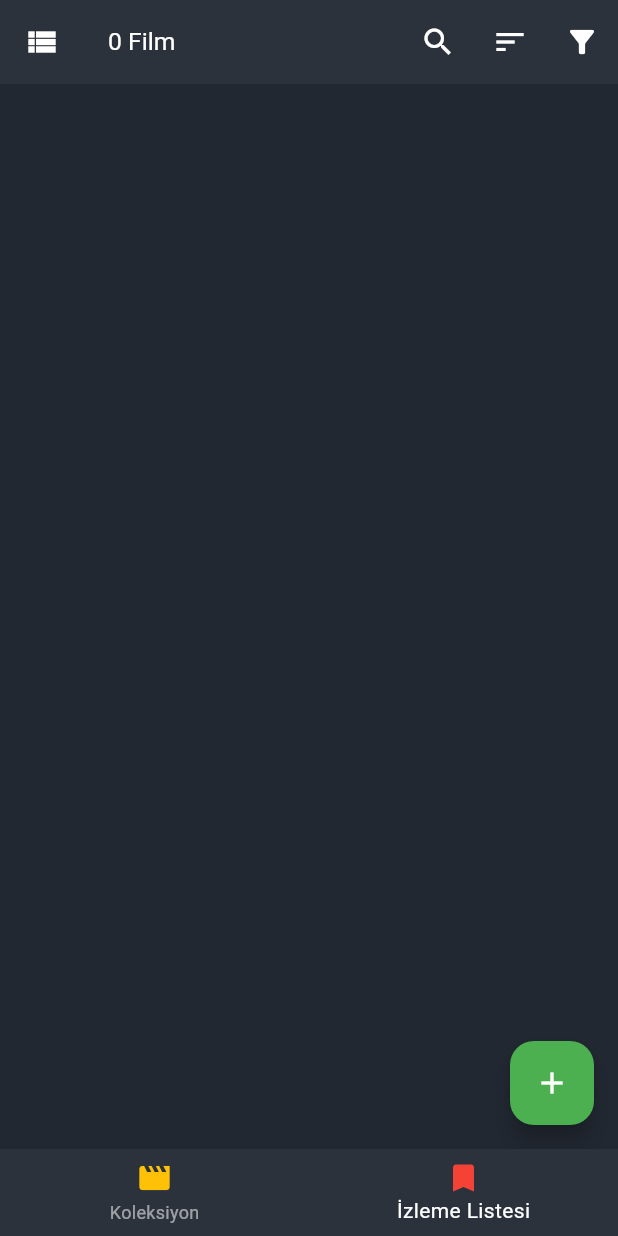
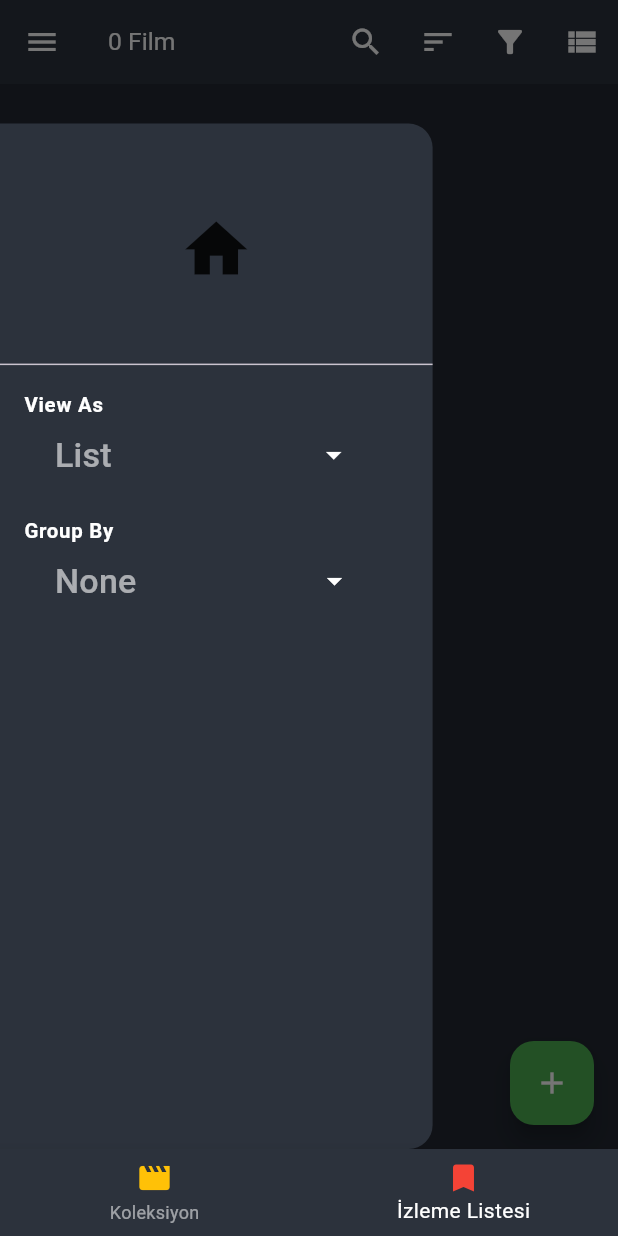
Before and after one commit to MertAliUzun/movie_collections_mobile, a Flutter app: the screen it shows after launch, item 2 of the bottom bar chosen, with the side drawer open (before the commit the screen has no drawer), on a phone screen of 412 x 824 dp. Run offline on Flutter 3.47's test engine with Material 3 defaults, Android fonts, the phone set to English and light mode, and no system bars; our stand-ins replace flutter_dotenv, flutter_rating_bar, image_picker, shared_preferences, supabase_flutter; missing offline and left inert: cloudinary_public, country_flags; accounts and stored records are empty.

Commit message:
v 3.5 (created drawer and added view as and group by)

```diff
--- a/lib/screens/wishlist_screen.dart
+++ b/lib/screens/wishlist_screen.dart
@@ -25,6 +25,7 @@ class _WishlistScreenState extends State<WishlistScreen> {
   bool _isSearching = false; // Track if searching
   final TextEditingController _searchController = TextEditingController();
   String _viewType = 'List'; // Default view type
+  String _groupByText = 'None';
   bool _groupByDirector = false; // Track if grouping by director
   bool _groupByGenre = false; // Track if grouping by genre
   bool _groupBy = false;
@@ -138,6 +139,7 @@ class _WishlistScreenState extends State<WishlistScreen> {
 
   void _toggleGroupBy(String value) {
     setState(() {
+      _groupByText = value;
       if (value == 'Director') {
         _groupByDirector = true;
         _groupByGenre = false; // Reset genre grouping
@@ -170,20 +172,7 @@ class _WishlistScreenState extends State<WishlistScreen> {
       backgroundColor: const Color.fromARGB(255, 34, 40, 50),
       appBar: AppBar(
         backgroundColor: const Color.fromARGB(255, 44, 50, 60),
-        leading: !_isSearching ?
-          PopupMenuButton<String>(
-            icon: const Icon(Icons.view_list, color: Colors.white),
-            onSelected: _changeViewType,
-            color: Color.fromARGB(255, 44, 50, 60),
-            itemBuilder: (BuildContext context) {
-              return {'List', 'List(Small)', 'Card', 'Poster'}.map((String choice) {
-                return PopupMenuItem<String>(
-                  value: choice,
-                  child: Text(choice, style: TextStyle(color: Colors.white),),
-                );
-              }).toList();
-            },
-          ) : null,
+        iconTheme: IconThemeData(color: Colors.white),
         title: !_isSearching
         ? Text('${_movies.length} Film', style: TextStyle(color: Colors.white, fontSize: screenWidth * 0.04 ),)
         : SizedBox(
@@ -231,7 +220,116 @@ class _WishlistScreenState extends State<WishlistScreen> {
               }).toList();
             },
           ),
+          if(!_isSearching)
+          PopupMenuButton<String>(
+            icon: const Icon(Icons.view_list, color: Colors.white),
+            onSelected: _changeViewType,
+            color: Color.fromARGB(255, 44, 50, 60),
+            itemBuilder: (BuildContext context) {
+              return {'List', 'List(Small)', 'Card', 'Poster'}.map((String choice) {
+                return PopupMenuItem<String>(
+                  value: choice,
+                  child: Text(choice, style: TextStyle(color: Colors.white),),
+                );
+              }).toList();
+            },
+          ),
         ],
+      ),
+      drawer: Container(
+        padding: EdgeInsets.only(top: screenHeight *0.1),
+        width: screenWidth * 0.7,
+        child: Drawer(
+          backgroundColor: Color.fromARGB(255, 44, 50, 60),
+          child: ListView(
+            children: [
+              DrawerHeader(child: Icon(Icons.home, size: 50)),
+              ListTile(
+                title: Column(
+                  crossAxisAlignment: CrossAxisAlignment.start,
+                  children: [
+                    Text('View As', style: TextStyle(color: Colors.white, fontSize: screenWidth * 0.033, fontWeight: FontWeight.bold),),
+                    Container(
+                      width: screenWidth * 0.55,
+                      child: Padding(
+                        padding: EdgeInsets.fromLTRB(screenWidth * 0.05, 0, 0, 0),
+                        child: DropdownButton<String>(
+                         value: _viewType, // Seçili değeri göster
+                         icon: Padding(
+                           padding: EdgeInsets.fromLTRB(screenWidth * 0.15, 0, 0, 0),
+                           child: const Icon(Icons.arrow_drop_down, color: Colors.white),
+                         ),
+                         dropdownColor: const Color.fromARGB(255, 44, 50, 60), // Menü arka plan rengi
+                         underline: SizedBox(), // Alt çizgiyi kaldır
+                         onChanged: (Object? newValue) {
+                                     if(newValue is String) {
+                                       _changeViewType(newValue);
+                                     }}, // Seçim yapıldığında çalışacak fonksiyon
+                         items: ['List', 'List(Small)', 'Card', 'Poster'].map((String choice) {
+                           return DropdownMenuItem<String>(
+                             value: choice,
+                             child: Text(
+                               choice,
+                               style: TextStyle(fontSize: screenWidth * 0.055, color: Colors.white60), // Yazı rengi
+                             ),
+                           );
+                         }).toList(),
+                        ),
+                      ),
+                    ),
+                  ],
+                ),
+              ),
+              ListTile(
+               title: Column(
+                 crossAxisAlignment: CrossAxisAlignment.start,
+                 children: [
+                   Text(
+                     'Group By',
+                     style: TextStyle(
+                       color: Colors.white,
+                       fontSize: screenWidth * 0.033,
+                       fontWeight: FontWeight.bold,
+                     ),
+                   ),
+                   Container(
+                     width: screenWidth * 0.55,
+                     child: Padding(
+                       padding: EdgeInsets.fromLTRB(screenWidth * 0.05, 0, 0, 0),
+                       child: DropdownButton<String>(
+                         value: _groupByText, // Seçili değeri göster
+                         icon: Padding(
+                           padding: EdgeInsets.fromLTRB(screenWidth * 0.225, 0, 0, 0),
+                           child: const Icon(Icons.arrow_drop_down, color: Colors.white),
+                         ),
+                         dropdownColor: const Color.fromARGB(255, 44, 50, 60), // Menü arka plan rengi
+                         underline: SizedBox(), // Alt çizgiyi kaldır
+                         onChanged: (String? newValue) {
+                           if (newValue != null) {
+                             _toggleGroupBy(newValue);
+                           }
+                         }, // Seçim yapıldığında çalışacak fonksiyon
+                         items: ['None', 'Director', 'Genre'].map((String choice) {
+                           return DropdownMenuItem<String>(
+                             value: choice,
+                             child: Text(
+                               choice,
+                               style: TextStyle(
+                                 fontSize: screenWidth * 0.055,
+                                 color: Colors.white60,
+                               ), // Yazı rengi
+                             ),
+                           );
+                         }).toList(),
+                       ),
+                     ),
+                   ),
+                 ],
+               ),
+             ),
+            ],
+          )
+        ),
       ),
       body: Column(
         children: [
```
